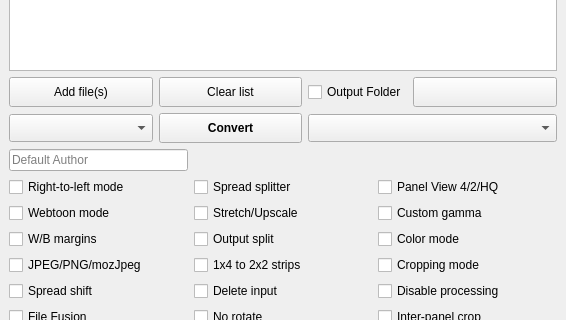
Qt form gui/KCC.ui (ciromattia/kcc) before a commit; both pictures show x 0 to 566 and y 160 to 480 of the 566 by 692 pixel window.
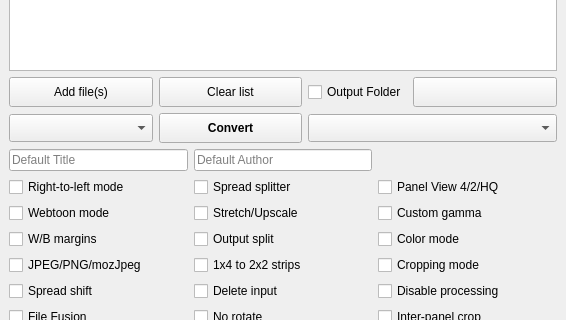
The same form after that commit. Icons and pictures are not drawn.

Patch:
```diff
--- a/gui/KCC.ui
+++ b/gui/KCC.ui
@@ -516,6 +516,28 @@
         </widget>
        </item>
        <item row="0" column="0">
+        <widget class="QLineEdit" name="titleEdit">
+         <property name="sizePolicy">
+          <sizepolicy hsizetype="Minimum" vsizetype="Fixed">
+           <horstretch>0</horstretch>
+           <verstretch>0</verstretch>
+          </sizepolicy>
+         </property>
+         <property name="focusPolicy">
+          <enum>Qt::FocusPolicy::ClickFocus</enum>
+         </property>
+         <property name="toolTip">
+          <string>&lt;html&gt;&lt;head/&gt;&lt;body&gt;&lt;p&gt;Default Title&lt;/p&gt;&lt;/body&gt;&lt;/html&gt;</string>
+         </property>
+         <property name="placeholderText">
+          <string>Default Title</string>
+         </property>
+         <property name="clearButtonEnabled">
+          <bool>false</bool>
+         </property>
+        </widget>
+       </item>
+       <item row="0" column="1">
         <widget class="QLineEdit" name="authorEdit">
          <property name="sizePolicy">
           <sizepolicy hsizetype="Minimum" vsizetype="Fixed">
```
